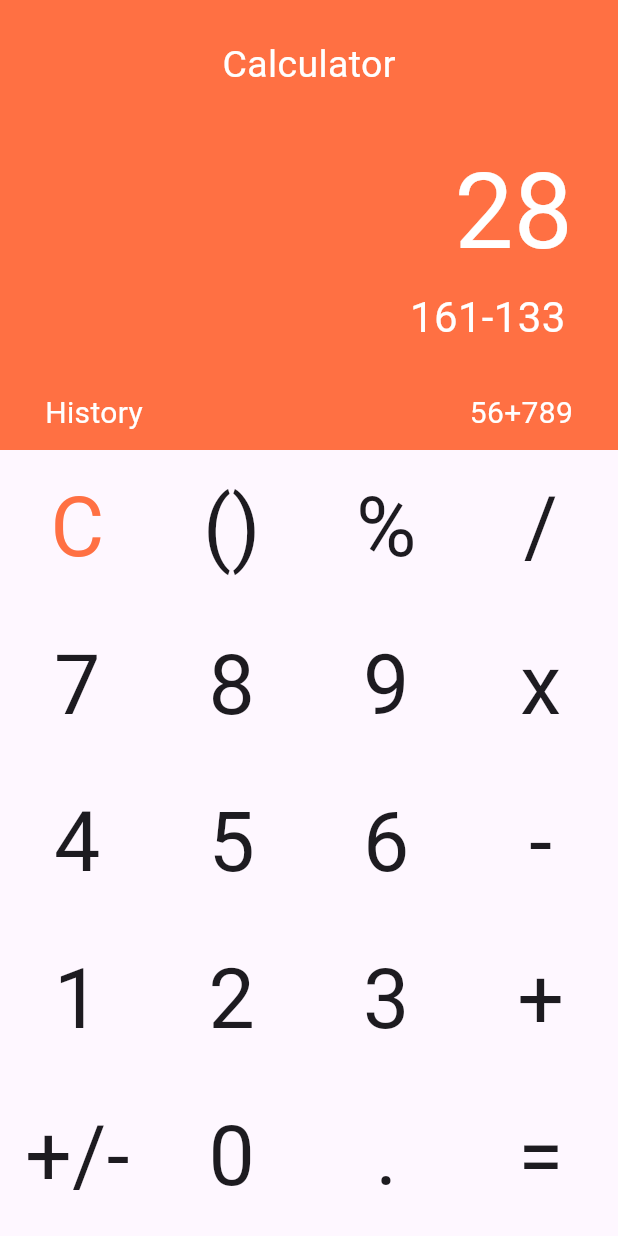
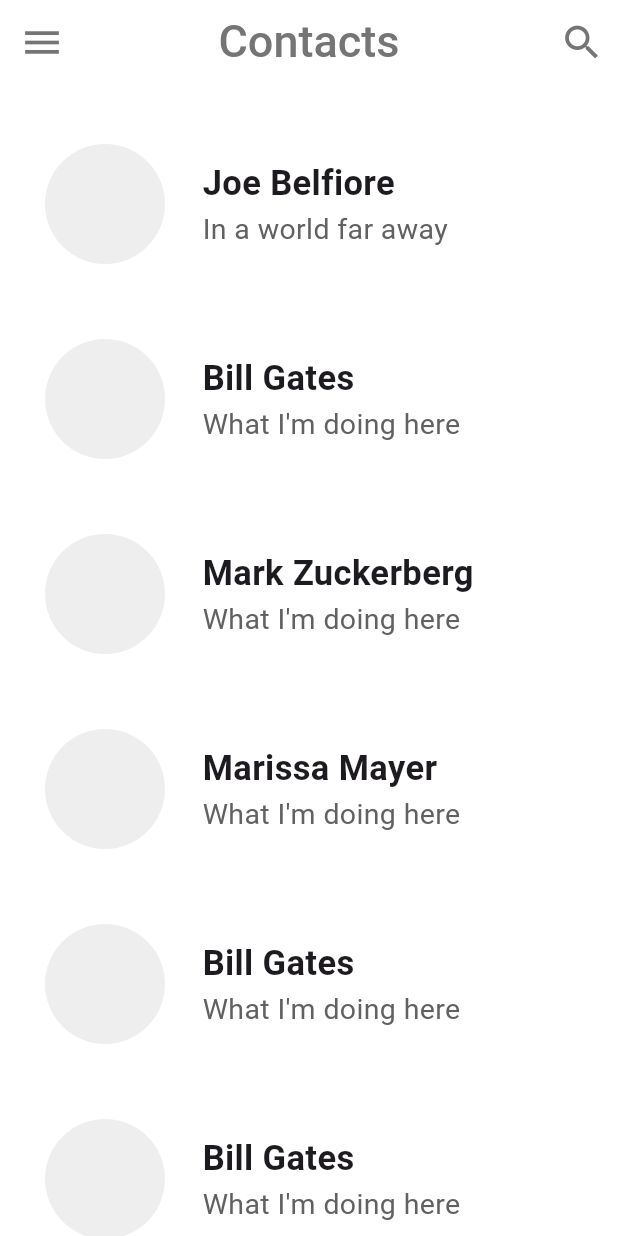
Before and after one commit to AsilbekFlutter/bootcamp2_hw, a Flutter app: the screen it shows after launch, on a phone screen of 412 x 824 dp. Run offline on Flutter 3.47's test engine with Material 3 defaults, Android fonts, the phone set to English and light mode, and no system bars.

Commit message:
Contacts

```diff
--- /dev/null
+++ b/lib/fourth_task.dart
@@ -0,0 +1,190 @@
+import 'package:flutter/material.dart';
+
+class FourthTask extends StatelessWidget {
+  const FourthTask({super.key});
+
+  @override
+  Widget build(BuildContext context) {
+    return SafeArea(
+      child: Scaffold(
+        backgroundColor: Colors.white,
+        appBar: AppBar(
+          title: Text(
+            "Contacts",
+            style: TextStyle(
+              fontSize: 30,
+              fontWeight: FontWeight.w500,
+              color: Colors.grey.shade600,
+            ),
+          ),
+          centerTitle: true,
+          backgroundColor: Colors.white,
+          leading: IconButton(
+            icon: Icon(
+              Icons.menu,
+              color: Colors.grey.shade600,
+              size: 30,
+            ),
+            onPressed: () {},
+          ),
+          actions: [
+            IconButton(
+              icon: Icon(
+                Icons.search,
+                color: Colors.grey.shade600,
+                size: 30,
+              ),
+              onPressed: () {},
+            ),
+          ],
+        ),
+        body: Padding(
+          padding: const EdgeInsets.only(top: 40, left: 30),
+          child: Column(
+            spacing: 50,
+            children: [
+              Row(
+                spacing: 25,
+                children: [
+                  CircleAvatar(
+                    backgroundColor: Colors.grey.shade200,
+                    radius: 40,
+                  ),
+                  const Column(
+                    crossAxisAlignment: CrossAxisAlignment.start,
+                    children: [
+                      Text(
+                        "Joe Belfiore",
+                        style:
+                            TextStyle(fontSize: 23, fontWeight: FontWeight.w600),
+                      ),
+                      Text(
+                        "In a world far away",
+                        style: TextStyle(fontSize: 19, color: Color(0xFF616161)),
+                      ),
+                    ],
+                  ),
+                ],
+              ),
+              Row(
+                spacing: 25,
+                children: [
+                  CircleAvatar(
+                    backgroundColor: Colors.grey.shade200,
+                    radius: 40,
+                  ),
+                  const Column(
+                    crossAxisAlignment: CrossAxisAlignment.start,
+                    children: [
+                      Text(
+                        "Bill Gates",
+                        style:
+                        TextStyle(fontSize: 23, fontWeight: FontWeight.w600),
+                      ),
+                      Text(
+                        "What I'm doing here",
+                        style: TextStyle(fontSize: 19, color: Color(0xFF616161)),
+                      ),
+                    ],
+                  ),
+                ],
+              ),
+              Row(
+                spacing: 25,
+                children: [
+                  CircleAvatar(
+                    backgroundColor: Colors.grey.shade200,
+                    radius: 40,
+                  ),
+                  const Column(
+                    crossAxisAlignment: CrossAxisAlignment.start,
+                    children: [
+                      Text(
+                        "Mark Zuckerberg",
+                        style:
+                        TextStyle(fontSize: 23, fontWeight: FontWeight.w600),
+                      ),
+                      Text(
+                        "What I'm doing here",
+                        style: TextStyle(fontSize: 19, color: Color(0xFF616161)),
+                      ),
+                    ],
+                  ),
+                ],
+              ),
+              Row(
+                spacing: 25,
+                children: [
+                  CircleAvatar(
+                    backgroundColor: Colors.grey.shade200,
+                    radius: 40,
+                  ),
+                  const Column(
+                    crossAxisAlignment: CrossAxisAlignment.start,
+                    children: [
+                      Text(
+                        "Marissa Mayer",
+                        style:
+                        TextStyle(fontSize: 23, fontWeight: FontWeight.w600),
+                      ),
+                      Text(
+                        "What I'm doing here",
+                        style: TextStyle(fontSize: 19, color: Color(0xFF616161)),
+                      ),
+                    ],
+                  ),
+                ],
+              ),
+              Row(
+                spacing: 25,
+                children: [
+                  CircleAvatar(
+                    backgroundColor: Colors.grey.shade200,
+                    radius: 40,
+                  ),
+                  const Column(
+                    crossAxisAlignment: CrossAxisAlignment.start,
+                    children: [
+                      Text(
+                        "Bill Gates",
+                        style:
+                        TextStyle(fontSize: 23, fontWeight: FontWeight.w600),
+                      ),
+                      Text(
+                        "What I'm doing here",
+                        style: TextStyle(fontSize: 19, color: Color(0xFF616161)),
+                      ),
+                    ],
+                  ),
+                ],
+              ),
+              Row(
+                spacing: 25,
+                children: [
+                  CircleAvatar(
+                    backgroundColor: Colors.grey.shade200,
+                    radius: 40,
+                  ),
+                  const Column(
+                    crossAxisAlignment: CrossAxisAlignment.start,
+                    children: [
+                      Text(
+                        "Bill Gates",
+                        style:
+                        TextStyle(fontSize: 23, fontWeight: FontWeight.w600),
+                      ),
+                      Text(
+                        "What I'm doing here",
+                        style: TextStyle(fontSize: 19, color: Color(0xFF616161)),
+                      ),
+                    ],
+                  ),
+                ],
+              ),
+            ],
+          ),
+        ),
+      ),
+    );
+  }
+}
--- a/lib/main.dart
+++ b/lib/main.dart
@@ -1,4 +1,5 @@
 import 'package:bootcamp2/first_task.dart';
+import 'package:bootcamp2/fourth_task.dart';
 import 'package:bootcamp2/second_task.dart';
 import 'package:bootcamp2/third_task.dart';
 import 'package:flutter/material.dart';
@@ -8,7 +9,7 @@
   runApp(MaterialApp(
     debugShowCheckedModeBanner: false,
     home: Scaffold(
-      body: ThirdTask(),
+      body: FourthTask(),
     ),
   ));
 }
```
